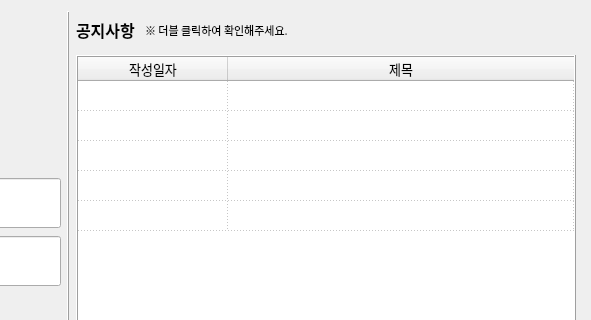
Above: Login.ui from Hyeongwookjung/e-commerce_analysis_platform before the change; both pictures show x 254 to 845 and y 0 to 320 of the 845 by 426 pixel window. Below: the same form after it.
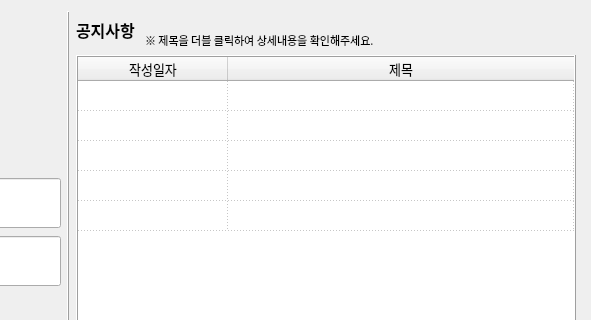
That is the form after the change. Icons and pictures are not drawn.

Commit message: DB 스펙 변경 반영

Diff of the .ui file:
```diff
--- a/Login.ui
+++ b/Login.ui
@@ -382,7 +382,10 @@
             </font>
            </property>
            <property name="text">
-            <string>※ 더블 클릭하여 확인해주세요.</string>
+            <string>※ 제목을 더블 클릭하여 상세내용을 확인해주세요.</string>
+           </property>
+           <property name="alignment">
+            <set>Qt::AlignBottom|Qt::AlignLeading|Qt::AlignLeft</set>
            </property>
           </widget>
          </item>
```
The commit also changes 2 other files.
